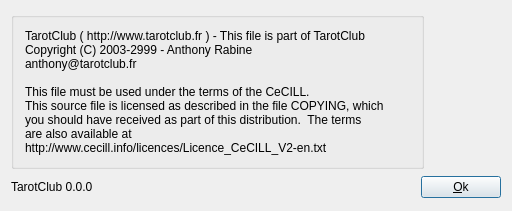
Old version of the form src/client/AboutUI.ui in the repository arabine/icl.
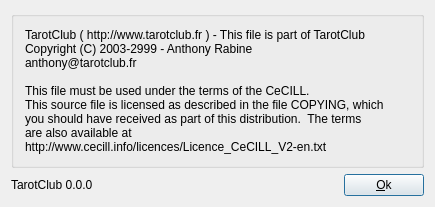
New version of the form. Icons and pictures are not drawn.

```diff
--- a/src/client/AboutUI.ui
+++ b/src/client/AboutUI.ui
@@ -6,8 +6,8 @@
    <rect>
     <x>0</x>
     <y>0</y>
-    <width>512</width>
-    <height>211</height>
+    <width>431</width>
+    <height>186</height>
    </rect>
   </property>
   <property name="sizePolicy">
@@ -19,8 +19,8 @@
   <property name="windowTitle">
    <string>À propos...</string>
   </property>
-  <layout class="QGridLayout" name="gridLayout_2">
-   <item row="0" column="0">
+  <layout class="QVBoxLayout" name="verticalLayout_2">
+   <item>
     <widget class="QGroupBox" name="groupBox">
      <property name="sizePolicy">
       <sizepolicy hsizetype="Fixed" vsizetype="Fixed">
@@ -95,7 +95,7 @@
      </layout>
     </widget>
    </item>
-   <item row="1" column="0">
+   <item>
     <layout class="QHBoxLayout" name="horizontalLayout">
      <item>
       <widget class="QLabel" name="version">
```
